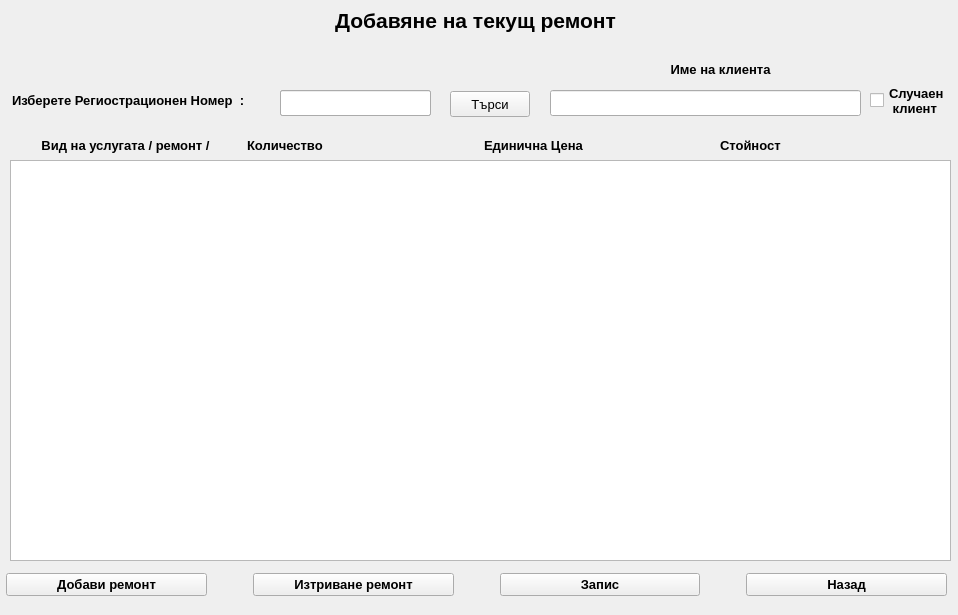
Before: the Qt Designer form addrepair.ui in JohnnyBrawo/CarServ, drawn with Qt 5.
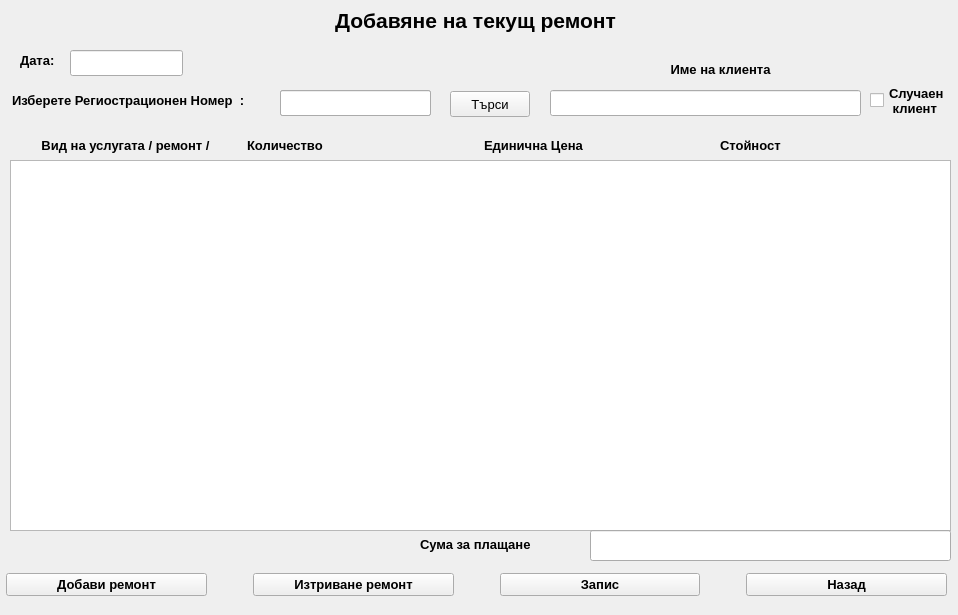
After: the same form once the commit is applied.

```diff
--- a/addrepair.ui
+++ b/addrepair.ui
@@ -139,7 +139,7 @@
      <x>10</x>
      <y>160</y>
      <width>941</width>
-     <height>401</height>
+     <height>371</height>
     </rect>
    </property>
   </widget>
@@ -206,7 +206,7 @@
      </widget>
     </item>
     <item>
-     <widget class="QLabel" name="label_3">
+     <widget class="QLabel" name="L_Quantity">
       <property name="font">
        <font>
         <pointsize>10</pointsize>
@@ -223,7 +223,7 @@
      </widget>
     </item>
     <item>
-     <widget class="QLabel" name="label_2">
+     <widget class="QLabel" name="L_SinglePrice">
       <property name="font">
        <font>
         <pointsize>10</pointsize>
@@ -240,7 +240,7 @@
      </widget>
     </item>
     <item>
-     <widget class="QLabel" name="label">
+     <widget class="QLabel" name="L_Value">
       <property name="font">
        <font>
         <pointsize>10</pointsize>
@@ -362,6 +362,68 @@
     <set>Qt::AlignCenter</set>
    </property>
   </widget>
+  <widget class="QLabel" name="L_RepairDate">
+   <property name="geometry">
+    <rect>
+     <x>20</x>
+     <y>50</y>
+     <width>51</width>
+     <height>21</height>
+    </rect>
+   </property>
+   <property name="font">
+    <font>
+     <weight>75</weight>
+     <bold>true</bold>
+    </font>
+   </property>
+   <property name="text">
+    <string>Дата:</string>
+   </property>
+  </widget>
+  <widget class="QLineEdit" name="LText_RepairDate">
+   <property name="geometry">
+    <rect>
+     <x>70</x>
+     <y>50</y>
+     <width>113</width>
+     <height>26</height>
+    </rect>
+   </property>
+  </widget>
+  <widget class="QLineEdit" name="LText_TotalPrice">
+   <property name="geometry">
+    <rect>
+     <x>590</x>
+     <y>530</y>
+     <width>361</width>
+     <height>31</height>
+    </rect>
+   </property>
+  </widget>
+  <widget class="QLabel" name="L_TotalPrice">
+   <property name="geometry">
+    <rect>
+     <x>420</x>
+     <y>530</y>
+     <width>171</width>
+     <height>29</height>
+    </rect>
+   </property>
+   <property name="font">
+    <font>
+     <pointsize>10</pointsize>
+     <weight>75</weight>
+     <bold>true</bold>
+    </font>
+   </property>
+   <property name="text">
+    <string>Сума за плащане</string>
+   </property>
+   <property name="alignment">
+    <set>Qt::AlignLeading|Qt::AlignLeft|Qt::AlignVCenter</set>
+   </property>
+  </widget>
   <zorder>L_CarRegNumber</zorder>
   <zorder>Check_RandomClient</zorder>
   <zorder>Button_Search</zorder>
@@ -373,6 +435,10 @@
   <zorder>LText_RandomClient</zorder>
   <zorder>LText_RandClientName</zorder>
   <zorder>L_RandClientName</zorder>
+  <zorder>L_RepairDate</zorder>
+  <zorder>LText_RepairDate</zorder>
+  <zorder>LText_TotalPrice</zorder>
+  <zorder>L_TotalPrice</zorder>
  </widget>
  <resources/>
  <connections/>
```
